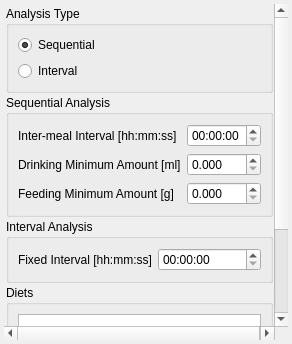
The window that tse_analytics/modules/phenomaster/submodules/drinkfeed/views/settings/settings_widget.ui (TSE-Systems/tse-analytics) describes before a commit, drawn with Qt 5.
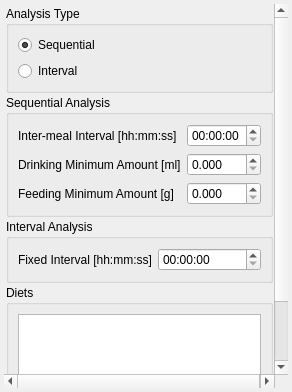
The same window after the commit. Icons and pictures are not drawn.

Diff of the .ui file:
```diff
--- a/tse_analytics/modules/phenomaster/submodules/drinkfeed/views/settings/settings_widget.ui
+++ b/tse_analytics/modules/phenomaster/submodules/drinkfeed/views/settings/settings_widget.ui
@@ -3,6 +3,14 @@
  <author>Anton Rau</author>
  <class>SettingsWidget</class>
  <widget class="QWidget" name="SettingsWidget">
+  <property name="geometry">
+   <rect>
+    <x>0</x>
+    <y>0</y>
+    <width>292</width>
+    <height>392</height>
+   </rect>
+  </property>
   <layout class="QVBoxLayout" name="verticalLayout">
    <property name="spacing">
     <number>4</number>
```
Left out of the diff: 6 changed lines with no effect on the pictures.
